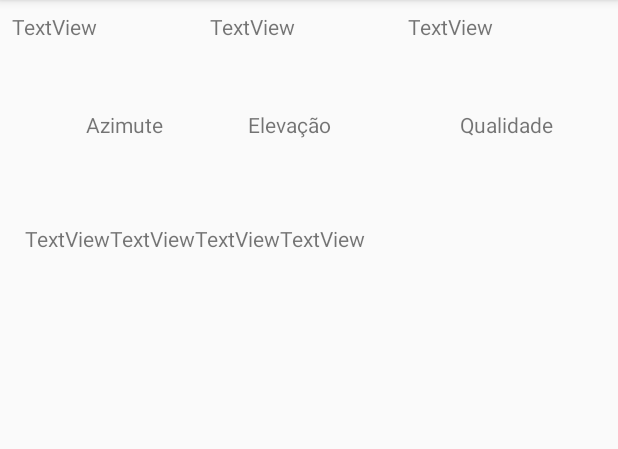
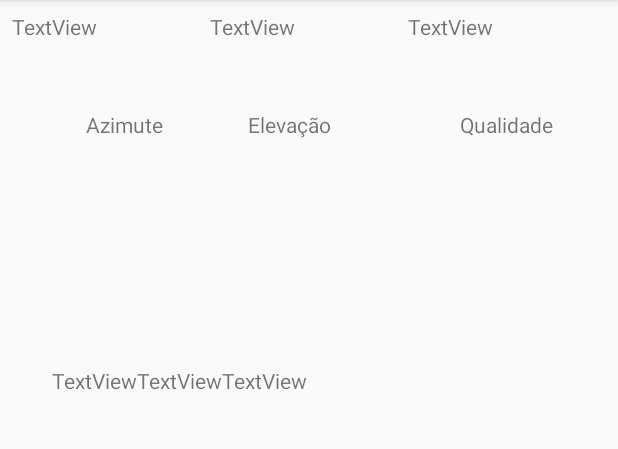
Before and after one commit to elkingmard/androidGpsFaculdade, an Android app: the SateliteActivity screen opened directly, with no data from a screen before it, on a phone screen of 412 x 824 dp, the part 84-533 px from its top. Run offline under Robolectric (Android 15) with nearby library versions, the phone set to English and light mode, and no system bars; 1 statement that could not run was skipped.

Commit message:
add: clean table and not showing if results==0

```diff
--- a/app/src/main/java/com/example/ramonmoraes/gpsfaculdade/SateliteActivity.java
+++ b/app/src/main/java/com/example/ramonmoraes/gpsfaculdade/SateliteActivity.java
@@ -2,6 +2,7 @@ package com.example.ramonmoraes.gpsfaculdade;
 
 import android.Manifest;
 import android.content.pm.PackageManager;
+import android.graphics.Color;
 import android.location.GpsSatellite;
 import android.location.GpsStatus;
 import android.location.Location;
@@ -72,7 +73,7 @@ public class SateliteActivity extends AppCompatActivity implements LocationListe
     private void loopOverSateliteList() {
 
         int nSat = this.gpsStatus.getMaxSatellites();
-        Log.d("CREATION", valueOf(nSat));
+        this.cleanSatList();
 
         if (this.gpsStatus != null) {
             Log.d("CREATION", "GPS STATUS !=NULL");
@@ -84,8 +85,15 @@ public class SateliteActivity extends AppCompatActivity implements LocationListe
 
     }
 
+    private void cleanSatList(){
+        this.table.removeAllViews();
+    }
+
     private void createSatOption(GpsSatellite satInfo){
-        TableRow row  = new TableRow(this);
+
+        if(satInfo.getAzimuth()*satInfo.getElevation()!=0) {
+
+            TableRow row = new TableRow(this);
             LinearLayout linearLayout = new LinearLayout(this);
             TableRow.LayoutParams lp = new TableRow.LayoutParams(TableRow.LayoutParams.WRAP_CONTENT);
             row.setLayoutParams(lp);
@@ -98,14 +106,18 @@ public class SateliteActivity extends AppCompatActivity implements LocationListe
             elevation.setText(valueOf(satInfo.getElevation()));
             power.setText(valueOf(satInfo.getSnr()));
 
-        linearLayout.addView(azimuth,0);
-        linearLayout.addView(elevation,1);
-        linearLayout.addView(power,2);
+            azimuth.setPadding(35, 15, 35, 15);
+            elevation.setPadding(35, 15, 35, 15);
+            power.setPadding(35, 15, 35, 15);
+
+            linearLayout.addView(azimuth, 0);
+            linearLayout.addView(elevation, 1);
+            linearLayout.addView(power, 2);
 
             row.addView(linearLayout);
+            this.table.addView(row, 0);
 
-        this.table.addView(row,0);
-
+        }
     }
 
     private void setTextViews() {
--- a/app/src/main/res/layout/activity_satelite.xml
+++ b/app/src/main/res/layout/activity_satelite.xml
@@ -51,7 +51,7 @@
         app:layout_constraintTop_toTopOf="parent"
         android:layout_marginTop="73dp"
         android:layout_marginStart="57dp"
-        android:layout_marginLeft="8dp"
+        android:layout_marginLeft="57dp"
         app:layout_constraintLeft_toLeftOf="parent" />
 
     <TextView
@@ -63,7 +63,7 @@
         android:layout_marginTop="73dp"
         android:layout_marginStart="56dp"
         app:layout_constraintLeft_toRightOf="@+id/textView"
-        android:layout_marginLeft="8dp" />
+        android:layout_marginLeft="56dp" />
 
     <TextView
         android:id="@+id/textView6"
@@ -75,30 +75,48 @@
         android:layout_marginStart="50dp"
         android:layout_marginEnd="8dp"
         app:layout_constraintLeft_toRightOf="@+id/textView2"
-        android:layout_marginLeft="56dp"
+        android:layout_marginLeft="50dp"
         android:layout_marginRight="8dp"
         app:layout_constraintRight_toRightOf="parent" />
 
+    <ScrollView
+        android:layout_width="370dp"
+        android:layout_height="400dp"
+        app:layout_constraintBottom_toBottomOf="parent"
+        android:layout_marginBottom="8dp"
+        android:layout_marginRight="8dp"
+        app:layout_constraintRight_toRightOf="parent"
+        android:layout_marginLeft="8dp"
+        app:layout_constraintLeft_toLeftOf="parent"
+        android:layout_marginTop="8dp"
+        app:layout_constraintTop_toBottomOf="@+id/textView2">
+
         <TableLayout
             android:id="@+id/satList"
-        android:layout_width="374dp"
-        android:layout_height="399dp"
+            android:layout_width="match_parent"
+            android:layout_height="wrap_content"
             android:layout_marginBottom="8dp"
+            android:layout_marginEnd="8dp"
             android:layout_marginLeft="8dp"
             android:layout_marginRight="8dp"
+            android:layout_marginStart="8dp"
             android:layout_marginTop="8dp"
             app:layout_constraintBottom_toBottomOf="parent"
-        app:layout_constraintHorizontal_bias="0.166"
             app:layout_constraintLeft_toLeftOf="parent"
             app:layout_constraintRight_toRightOf="parent"
             app:layout_constraintTop_toBottomOf="@+id/textView2"
-        app:layout_constraintVertical_bias="0.166">
+            app:layout_constraintVertical_bias="0.0">
 
             <TableRow
                 android:id="@+id/exampleRow"
                 android:layout_width="match_parent"
                 android:layout_height="match_parent"
                 android:padding="5dp">
+
+                <LinearLayout
+                    android:layout_width="match_parent"
+                    android:layout_height="match_parent"
+                    android:orientation="vertical"></LinearLayout>
 
                 <TextView
                     android:id="@+id/textView11"
@@ -118,13 +136,9 @@
                     android:layout_height="wrap_content"
                     android:text="TextView" />
 
-            <TextView
-                android:id="@+id/textView8"
-                android:layout_width="wrap_content"
-                android:layout_height="wrap_content"
-                android:text="TextView" />
             </TableRow>
 
         </TableLayout>
+    </ScrollView>
 
 </android.support.constraint.ConstraintLayout>
```
Lines whose indentation alone changed are shown as unchanged.
